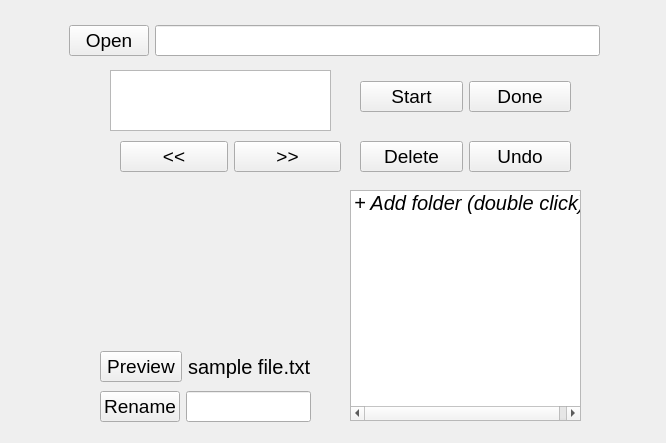
First picture: the form in file_organizer/ui/window.ui, repository ShiqiangXia/FileOrganizerApp, before the edit.
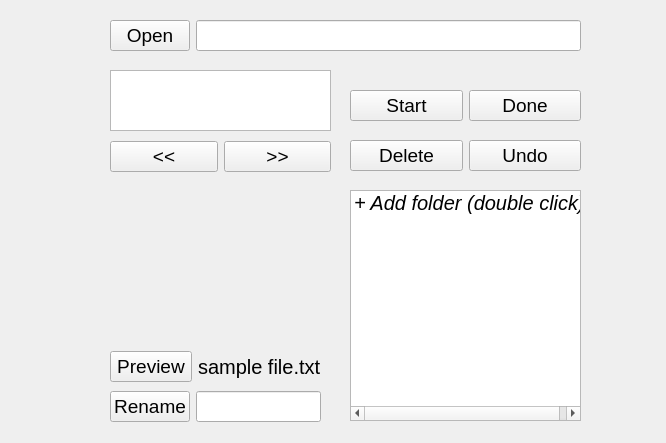
Second picture: the form after the edit.

Commit message: set extenion to lower case

```diff
--- a/file_organizer/ui/window.ui
+++ b/file_organizer/ui/window.ui
@@ -78,10 +78,10 @@
   <widget class="QWidget" name="layoutWidget">
    <property name="geometry">
     <rect>
-     <x>69</x>
+     <x>110</x>
      <y>20</y>
-     <width>531</width>
-     <height>41</height>
+     <width>471</width>
+     <height>31</height>
     </rect>
    </property>
    <layout class="QHBoxLayout" name="horizontalLayout_3">
@@ -107,7 +107,7 @@
   <widget class="QWidget" name="layoutWidget">
    <property name="geometry">
     <rect>
-     <x>100</x>
+     <x>110</x>
      <y>390</y>
      <width>211</width>
      <height>33</height>
@@ -136,7 +136,7 @@
      <x>130</x>
      <y>190</y>
      <width>171</width>
-     <height>161</height>
+     <height>151</height>
     </rect>
    </property>
    <property name="text">
@@ -149,10 +149,10 @@
   <widget class="QWidget" name="layoutWidget">
    <property name="geometry">
     <rect>
-     <x>360</x>
+     <x>350</x>
      <y>140</y>
-     <width>211</width>
-     <height>33</height>
+     <width>231</width>
+     <height>31</height>
     </rect>
    </property>
    <layout class="QHBoxLayout" name="horizontalLayout_2">
@@ -175,7 +175,7 @@
   <widget class="QWidget" name="layoutWidget">
    <property name="geometry">
     <rect>
-     <x>120</x>
+     <x>110</x>
      <y>140</y>
      <width>221</width>
      <height>33</height>
@@ -201,10 +201,10 @@
   <widget class="QWidget" name="layoutWidget">
    <property name="geometry">
     <rect>
-     <x>360</x>
-     <y>80</y>
-     <width>211</width>
-     <height>33</height>
+     <x>350</x>
+     <y>90</y>
+     <width>231</width>
+     <height>31</height>
     </rect>
    </property>
    <layout class="QHBoxLayout" name="horizontalLayout">
@@ -227,7 +227,7 @@
   <widget class="QWidget" name="layoutWidget">
    <property name="geometry">
     <rect>
-     <x>100</x>
+     <x>110</x>
      <y>350</y>
      <width>211</width>
      <height>33</height>
```
The commit also changes 2 other files.
